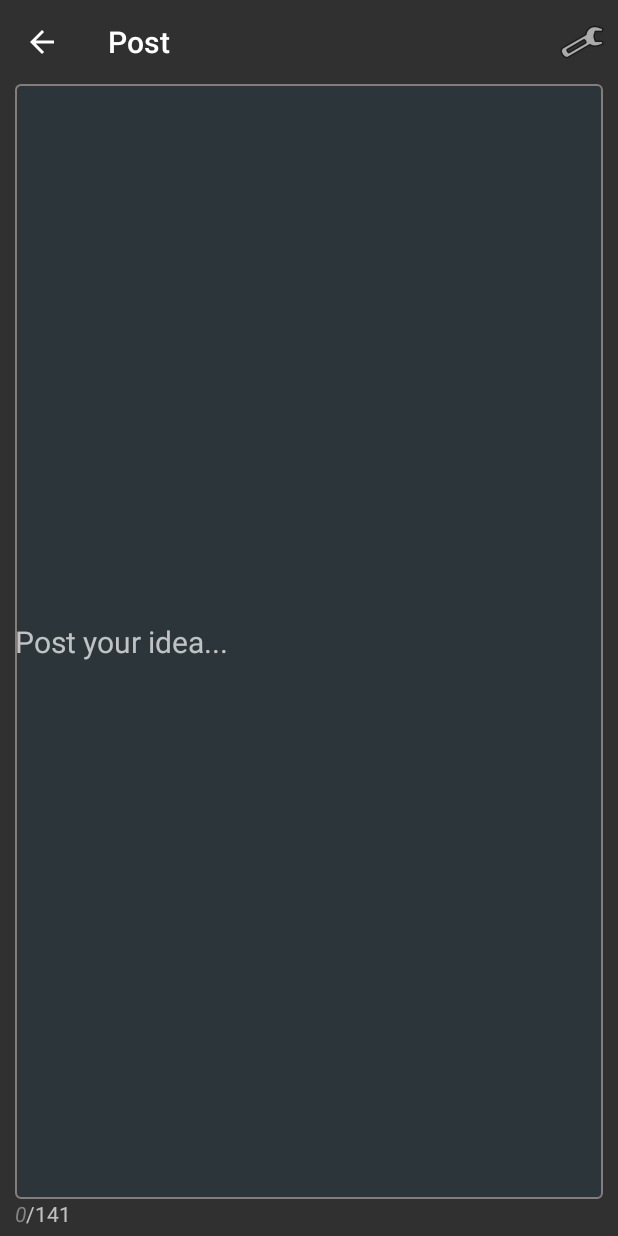
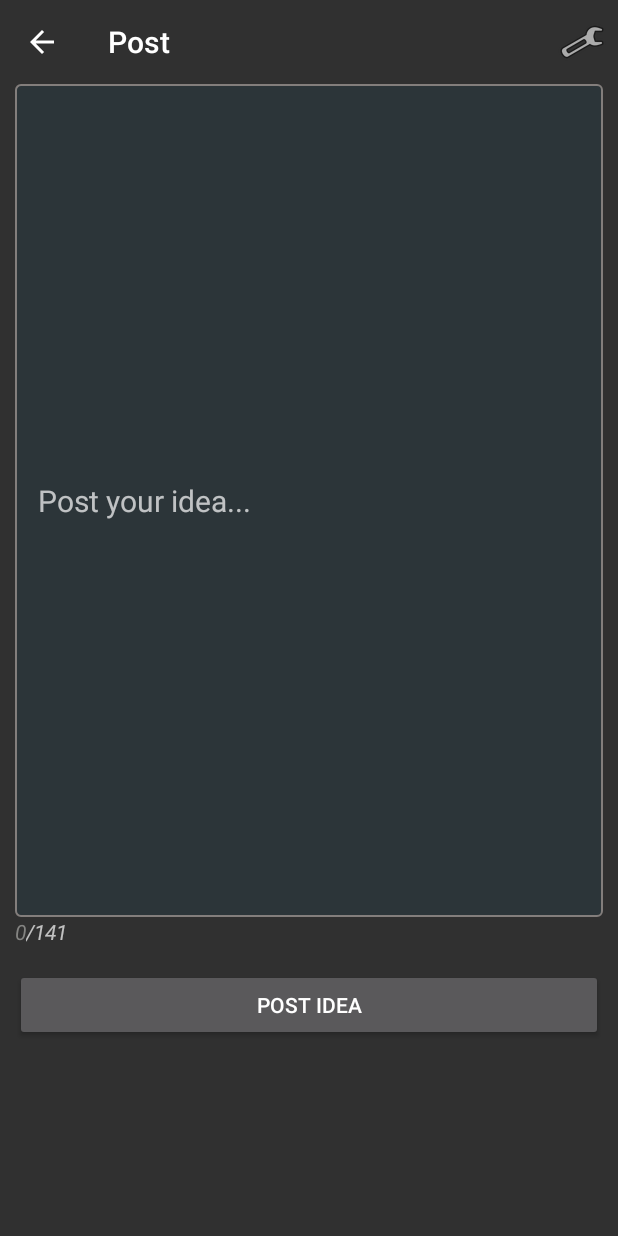
Before and after one commit to ravuthlong/Idex, an Android app: the DashActivity screen opened directly, with no data from a screen before it, on a phone screen of 412 x 824 dp. Run offline under Robolectric (Android 15) with nearby library versions, the phone set to English and light mode, and no system bars.

Commit message:
Changed XML

```diff
--- a/app/src/main/res/layout/activity_dash.xml
+++ b/app/src/main/res/layout/activity_dash.xml
@@ -4,8 +4,7 @@
     android:layout_height="match_parent"
     xmlns:local="http://schemas.android.com/apk/res-auto"
     android:orientation="vertical"
-    tools:context="phoenix.idex.DashActivity"
-    >
+    tools:context="phoenix.idex.DashActivity">
 
     <android.support.v7.widget.Toolbar
         android:id="@+id/toolbardash"
@@ -21,14 +20,17 @@
         android:layout_width="match_parent"
         android:layout_height="fill_parent">
         <LinearLayout
+
             android:layout_height="match_parent"
             android:paddingBottom="5dp"
             android:paddingLeft="10dp"
             android:paddingRight="10dp"
             android:orientation="vertical"
             android:layout_width="match_parent"
+            android:weightSum="5"
             >
             <EditText
+                android:padding="15dp"
                 android:id="@+id/editTextDash"
                 android:editable="true"
                 android:background="@drawable/bg_parent_rounded_corner"
@@ -37,7 +39,8 @@
                 android:maxLength="141"
                 android:layout_width="fill_parent"
                 android:layout_height="wrap_content"
-        android:layout_weight="2"
+                android:layout_weight="4"
+
                 android:hint="Post your idea..." />
 
             <LinearLayout
@@ -57,8 +60,16 @@
                     android:layout_width="wrap_content"
                     android:layout_height="wrap_content"
                     android:text="/141"
+                    android:textStyle="italic"
                     android:id="@+id/txtMaxText" />
+
+
             </LinearLayout>
+            <Button
+                android:layout_marginTop="15dp"
+                android:text="POST IDEA"
+                android:layout_width="fill_parent"
+                android:layout_height="wrap_content" />
 
         </LinearLayout>
     </ScrollView>
--- a/app/src/main/res/layout/activity_mainpost.xml
+++ b/app/src/main/res/layout/activity_mainpost.xml
@@ -25,7 +25,7 @@
     </android.support.v4.widget.SwipeRefreshLayout>
 
     <android.support.design.widget.FloatingActionButton
-        app:layout_behavior="phoenix.idex.RecyclerViewFeed.listener.ScrollListener"
+        app:layout_behavior="phoenix.idex.RecyclerViewFeed.MainRecyclerView.listener.ScrollListener"
         android:id="@+id/postWidget"
         android:layout_width="wrap_content"
         android:layout_height="wrap_content"
--- a/app/src/main/res/layout/activity_signup.xml
+++ b/app/src/main/res/layout/activity_signup.xml
@@ -6,6 +6,7 @@
     xmlns:float="http://schemas.android.com/tools"
     xmlns:local="http://schemas.android.com/apk/res-auto"
     android:id="@+id/scrollView1"
+    android:weightSum="5"
     xmlns:android="http://schemas.android.com/apk/res/android">
 
         <android.support.v7.widget.Toolbar
@@ -19,6 +20,8 @@
 
     <LinearLayout
         android:orientation="vertical"
+        android:layout_gravity="center_vertical"
+        android:layout_weight="3"
         android:paddingLeft="70dp"
         android:layout_width="match_parent"
         android:layout_height="match_parent">
```
Also changed, not shown: app/src/main/java/phoenix/idex/SignUpActivity.java (+11 -1 lines), app/src/main/res/layout/frag_login.xml (+12 -13 lines), 1 other file. Lines whose indentation alone changed are shown as unchanged.
